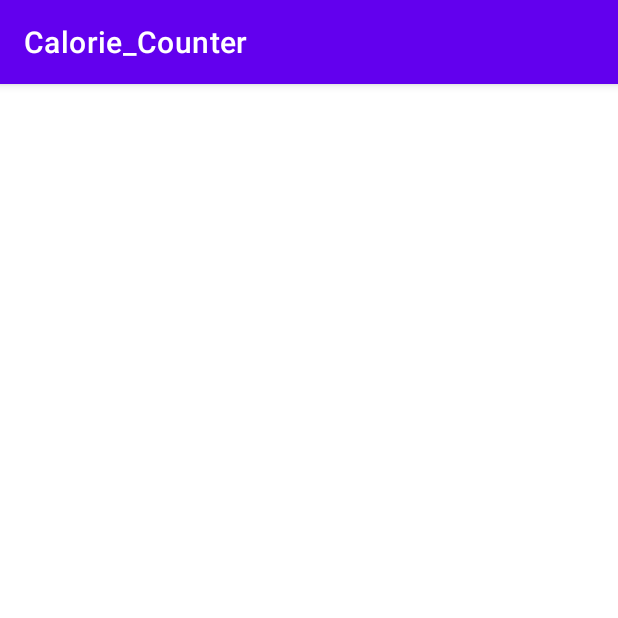
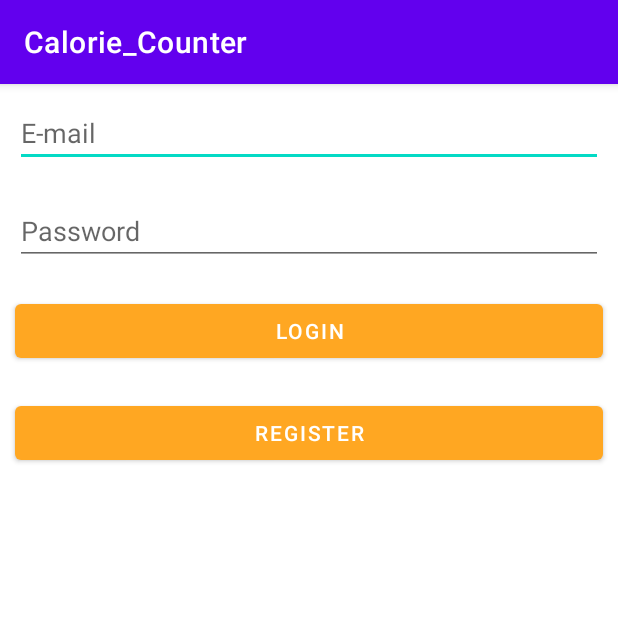
Before and after one commit to AmirAbu-Almajd/Calorie-Counter, an Android app: the screen it shows after launch (MainActivity before the commit, loginMenu after it), on a phone screen of 412 x 824 dp, the top half of it. Run offline under Robolectric (Android 15) with nearby library versions, the light colour scheme and no system bars.

Commit message:
Login and Registeration

```diff
--- a/app/src/main/java/com/example/calorie_counter/MainActivity.java
+++ /dev/null
@@ -1,41 +0,0 @@
-package com.example.calorie_counter;
-
-import androidx.appcompat.app.AppCompatActivity;
-
-import android.content.Intent;
-import android.os.Bundle;
-import android.util.Log;
-import android.view.KeyEvent;
-import android.view.View;
-import android.widget.Adapter;
-import android.widget.ArrayAdapter;
-import android.widget.AutoCompleteTextView;
-import android.widget.Button;
-import android.widget.EditText;
-import android.widget.TextView;
-import android.widget.Toast;
-
-import org.jetbrains.annotations.NotNull;
-import org.w3c.dom.Text;
-
-import java.io.IOException;
-import java.util.List;
-
-import okhttp3.Call;
-import okhttp3.Callback;
-import okhttp3.OkHttpClient;
-import okhttp3.Request;
-import okhttp3.Response;
-
-public class MainActivity extends AppCompatActivity {
-
-    @Override
-    protected void onCreate(Bundle savedInstanceState) {
-        super.onCreate(savedInstanceState);
-        setContentView(R.layout.activity_main);
-
-
-
-    }
-
-}
--- /dev/null
+++ b/app/src/main/java/com/example/calorie_counter/loginMenu.java
@@ -0,0 +1,58 @@
+package com.example.calorie_counter;
+
+import androidx.appcompat.app.AppCompatActivity;
+
+import android.content.Intent;
+import android.os.Bundle;
+import android.util.Log;
+import android.view.KeyEvent;
+import android.view.View;
+import android.widget.Adapter;
+import android.widget.ArrayAdapter;
+import android.widget.AutoCompleteTextView;
+import android.widget.Button;
+import android.widget.EditText;
+import android.widget.TextView;
+import android.widget.Toast;
+
+import org.jetbrains.annotations.NotNull;
+import org.w3c.dom.Text;
+
+import java.io.IOException;
+import java.util.List;
+
+import okhttp3.Call;
+import okhttp3.Callback;
+import okhttp3.OkHttpClient;
+import okhttp3.Request;
+import okhttp3.Response;
+
+public class loginMenu extends AppCompatActivity {
+
+    @Override
+    protected void onCreate(Bundle savedInstanceState) {
+        super.onCreate(savedInstanceState);
+        setContentView(R.layout.activity_main);
+
+        EditText emailtxt = (EditText)findViewById(R.id.emailTxt);
+        EditText password  = (EditText)findViewById(R.id.passwordTxt);
+        Button loginBtn = (Button)findViewById(R.id.loginBtn);
+        Button registerBtn = (Button)findViewById(R.id.registerBtn);
+        Database db = new Database(this);
+        loginBtn.setOnClickListener(new View.OnClickListener() {
+            @Override
+            public void onClick(View v) {
+                int id = db.signIn(emailtxt.getText().toString(),password.getText().toString());
+                Toast.makeText(getApplicationContext(),id+"",Toast.LENGTH_LONG).show();
+            }
+        });
+        registerBtn.setOnClickListener(new View.OnClickListener() {
+            @Override
+            public void onClick(View v) {
+                Intent i = new Intent(loginMenu.this,registerationMenu.class);
+                startActivity(i);
+            }
+        });
+    }
+
+}
--- a/app/src/main/res/layout/activity_main.xml
+++ b/app/src/main/res/layout/activity_main.xml
@@ -4,12 +4,49 @@
     xmlns:tools="http://schemas.android.com/tools"
     android:layout_width="match_parent"
     android:layout_height="match_parent"
-    tools:context=".MainActivity">
+    tools:context=".loginMenu">
 
     <LinearLayout
         android:layout_width="match_parent"
         android:layout_height="match_parent"
         android:orientation="vertical"
-        tools:layout_editor_absoluteX="110dp"
-        tools:layout_editor_absoluteY="230dp"/>
+        app:layout_constraintTop_toTopOf="parent"
+        tools:layout_editor_absoluteX="110dp">
+
+        <EditText
+            android:id="@+id/emailTxt"
+            android:layout_width="match_parent"
+            android:layout_height="wrap_content"
+            android:layout_margin="10dp"
+            android:ems="10"
+            android:hint="E-mail"
+            android:inputType="textPersonName" />
+
+        <EditText
+            android:id="@+id/passwordTxt"
+            android:layout_width="match_parent"
+            android:layout_margin="10dp"
+            android:layout_height="wrap_content"
+            android:ems="10"
+            android:hint="Password"
+            android:inputType="textPassword" />
+
+        <Button
+            android:id="@+id/loginBtn"
+            android:layout_width="match_parent"
+            android:layout_height="wrap_content"
+            android:layout_margin="10dp"
+            app:backgroundTint="#FFA722"
+            android:text="Login"
+            />
+
+        <Button
+            android:id="@+id/registerBtn"
+            android:layout_width="match_parent"
+            android:layout_height="wrap_content"
+            android:layout_margin="10dp"
+            android:text="Register"
+            app:backgroundTint="#FFA722" />
+
+    </LinearLayout>
 </androidx.constraintlayout.widget.ConstraintLayout>
```
Also changed, not shown: app/src/main/AndroidManifest.xml (+5 -2 lines), app/src/main/java/com/example/calorie_counter/Database.java (+3 -25 lines), app/src/main/java/com/example/calorie_counter/registerationMenu.java (added, +55 -0 lines), app/src/main/res/layout/activity_registeration_menu.xml (added, +103 -0 lines), 9 other files.
